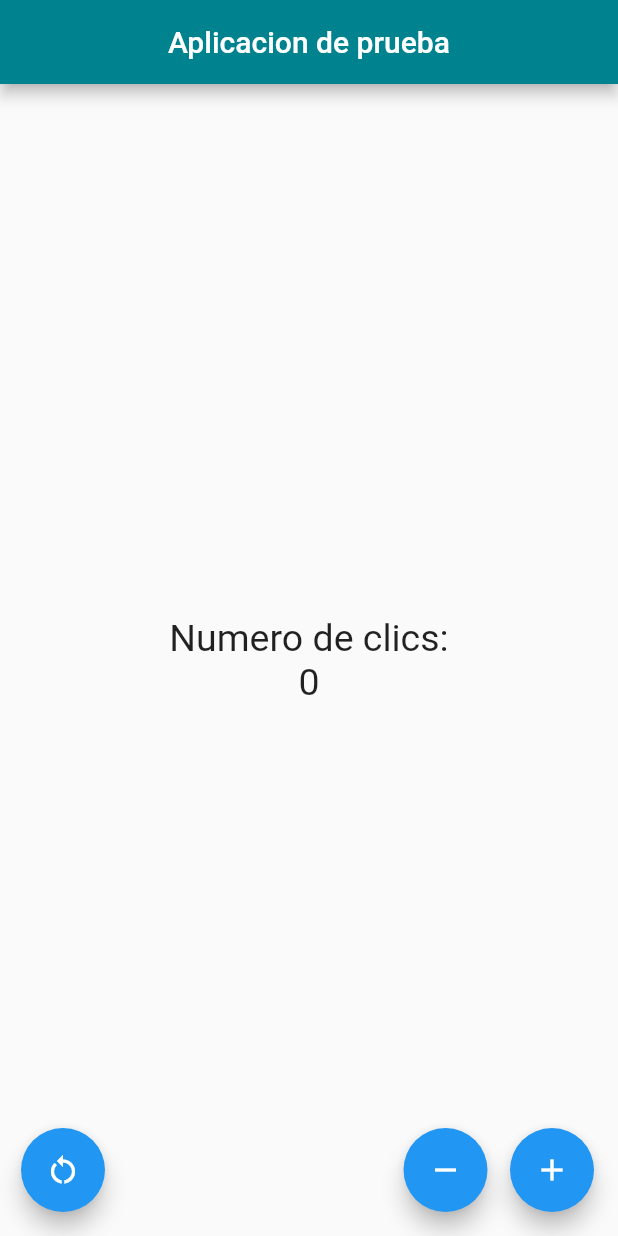
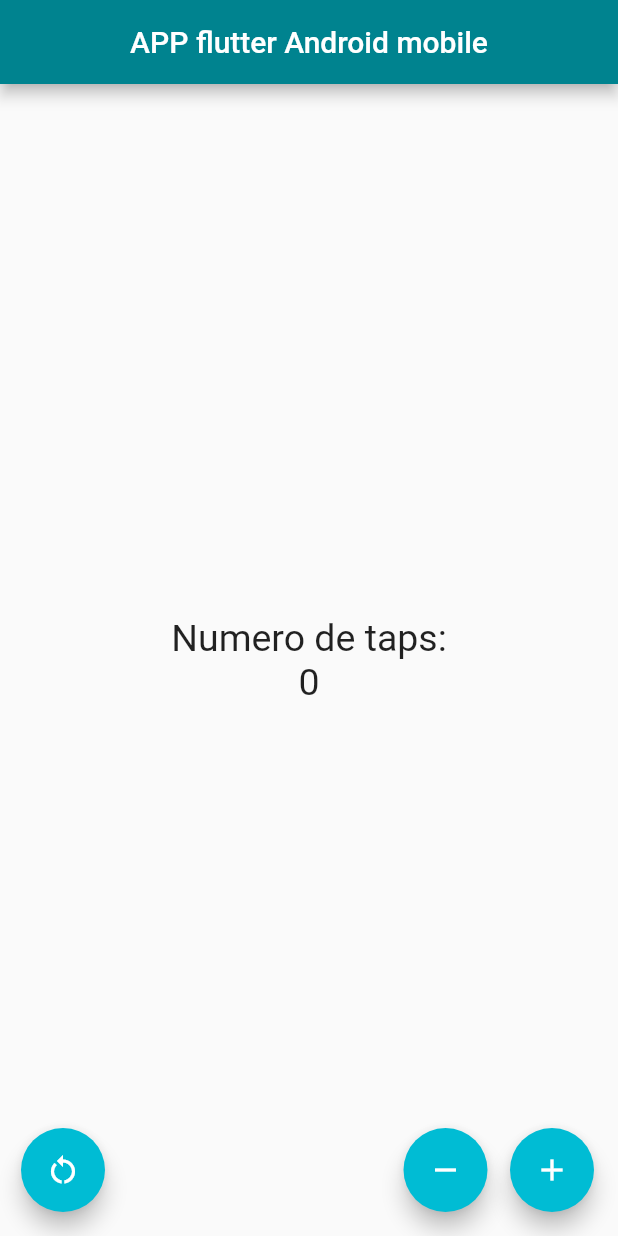
Before and after one commit to REV09/FlutterAppPrueba, a Flutter app: the screen it shows after launch, on a phone screen of 412 x 824 dp. Run offline on Flutter 3.47's test engine with Material 2 defaults, Android fonts, the phone set to English and light mode, and no system bars.

Commit message:
Color de botones cambiado a cyan

```diff
--- a/lib/src/pages/contador_page.dart
+++ b/lib/src/pages/contador_page.dart
@@ -30,7 +30,7 @@ class _ContadorPageState extends State<ContadorPage> {
   Widget build(BuildContext context) {
     return Scaffold(
         appBar: AppBar(
-          title: Text('Aplicacion de prueba'),
+          title: Text('APP flutter Android mobile'),
           centerTitle: true,
           backgroundColor: Colors.cyan.shade800,
         ),
@@ -39,7 +39,7 @@ class _ContadorPageState extends State<ContadorPage> {
             mainAxisAlignment: MainAxisAlignment.center,
             children: <Widget>[
               Text(
-                'Numero de clics:',
+                'Numero de taps:',
                 style: _styleText,
               ),
               Text('$_contador', style: _styleText)
@@ -55,13 +55,22 @@ class _ContadorPageState extends State<ContadorPage> {
         width: 30,
       ),
       FloatingActionButton(
-          child: Icon(Icons.restart_alt), onPressed: _restaurarContador),
+        child: Icon(Icons.restart_alt),
+        onPressed: _restaurarContador,
+        backgroundColor: Colors.cyan,
+      ),
       Expanded(child: SizedBox(width: 15)),
       FloatingActionButton(
-          child: Icon(Icons.remove), onPressed: _disminuirContador),
+        child: Icon(Icons.remove),
+        onPressed: _disminuirContador,
+        backgroundColor: Colors.cyan,
+      ),
       SizedBox(width: 15),
       FloatingActionButton(
-          child: Icon(Icons.add), onPressed: _aumentarContador),
+        child: Icon(Icons.add),
+        onPressed: _aumentarContador,
+        backgroundColor: Colors.cyan,
+      ),
     ]);
   }
 }
```
